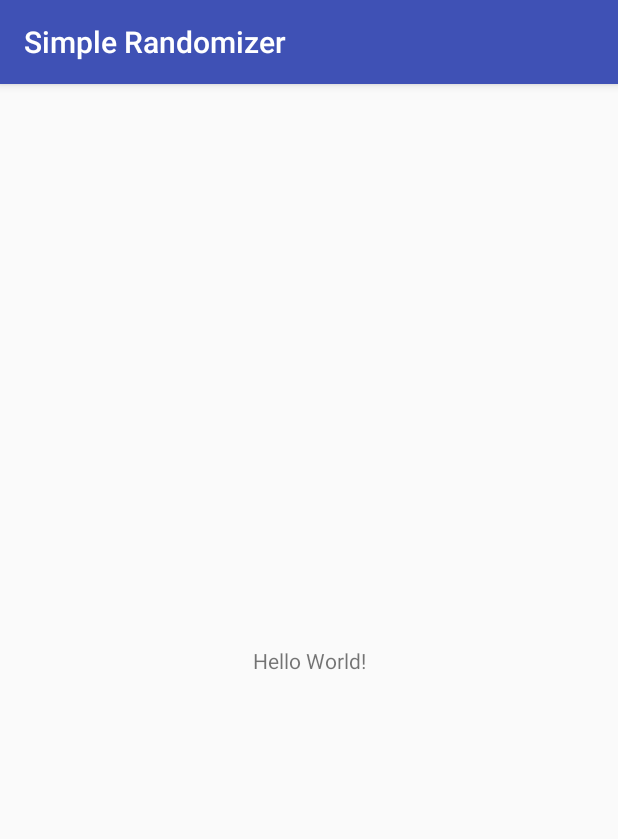
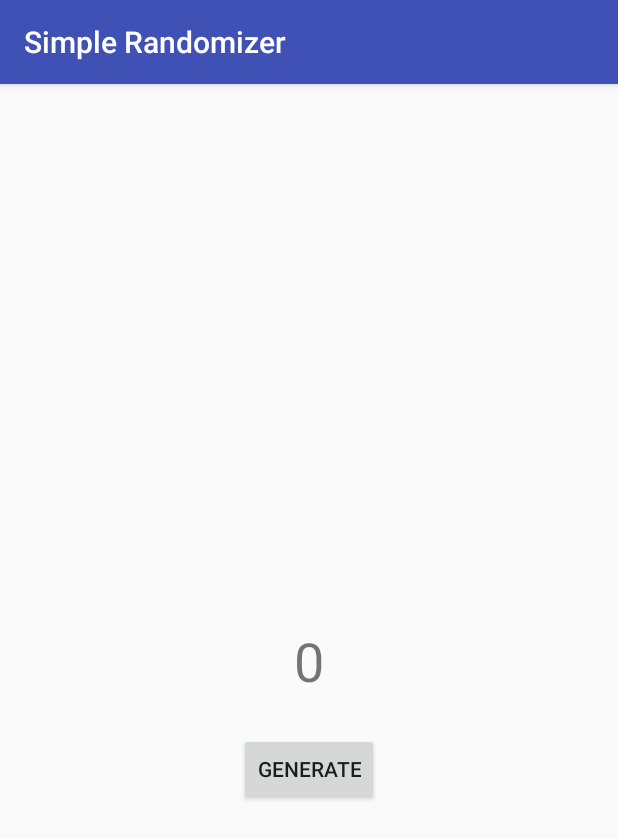
Before and after one commit to eventhandler23/simplerandomizer, an Android app: the screen it shows after launch (MainActivity), on a phone screen of 412 x 824 dp. Shown: the top 839 px of the screen. Run offline under Robolectric (Android 15) with nearby library versions, the phone set to English and light mode, and no system bars.

Commit message:
Implements a random number generator with skeleton UI

```diff
--- a/app/src/main/java/simplerandomizer/app/simplerandomizer/MainActivity.kt
+++ b/app/src/main/java/simplerandomizer/app/simplerandomizer/MainActivity.kt
@@ -2,11 +2,23 @@ package simplerandomizer.app.simplerandomizer
 
 import android.support.v7.app.AppCompatActivity
 import android.os.Bundle
+import kotlinx.android.synthetic.main.activity_main.*
+import simplerandomizer.app.simplerandomizer.extensions.random
 
 class MainActivity : AppCompatActivity() {
 
     override fun onCreate(savedInstanceState: Bundle?) {
         super.onCreate(savedInstanceState)
         setContentView(R.layout.activity_main)
+        setupActionButton()
+    }
+
+    private fun setupActionButton() {
+        btnGenerate.setOnClickListener { generateRandomNumber() }
+    }
+
+    private fun generateRandomNumber() {
+        val generatedResult = (0..100).random()
+        result.text = generatedResult.toString()
     }
 }
--- a/app/src/main/res/layout/activity_main.xml
+++ b/app/src/main/res/layout/activity_main.xml
@@ -7,12 +7,29 @@
     tools:context=".MainActivity">
 
     <TextView
+        android:id="@+id/result"
         android:layout_width="wrap_content"
         android:layout_height="wrap_content"
-        android:text="Hello World!"
+        android:text="0"
+        android:textSize="36sp"
         app:layout_constraintBottom_toBottomOf="parent"
         app:layout_constraintLeft_toLeftOf="parent"
         app:layout_constraintRight_toRightOf="parent"
         app:layout_constraintTop_toTopOf="parent" />
 
+    <Button
+        android:id="@+id/btnGenerate"
+        android:layout_width="wrap_content"
+        android:layout_height="wrap_content"
+        android:layout_marginEnd="8dp"
+        android:layout_marginLeft="8dp"
+        android:layout_marginRight="8dp"
+        android:layout_marginStart="8dp"
+        android:layout_marginTop="24dp"
+        android:text="@string/btn_generate"
+        app:layout_constraintEnd_toEndOf="parent"
+        app:layout_constraintHorizontal_bias="0.501"
+        app:layout_constraintStart_toStartOf="parent"
+        app:layout_constraintTop_toBottomOf="@+id/result" />
+
 </android.support.constraint.ConstraintLayout>
--- a/app/src/main/res/values/strings.xml
+++ b/app/src/main/res/values/strings.xml
@@ -1,3 +1,4 @@
 <resources>
     <string name="app_name">Simple Randomizer</string>
+    <string name="btn_generate">Generate</string>
 </resources>
```
